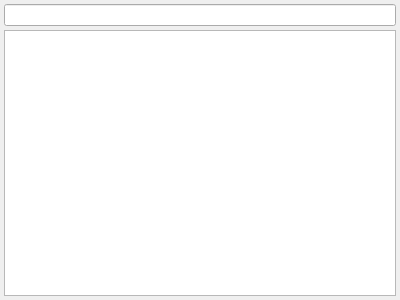
The window that dialog.ui (hluk/sprinter) describes before a commit, drawn with Qt 5.
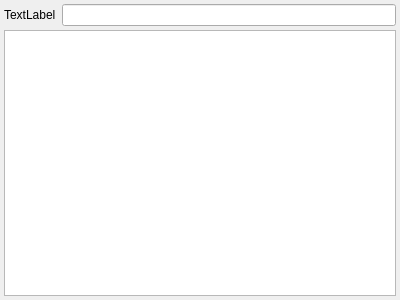
The same window after the commit. Custom widgets are drawn as their Qt base class.

The edit to the form file:
```diff
--- a/dialog.ui
+++ b/dialog.ui
@@ -26,7 +26,18 @@
       <number>4</number>
      </property>
      <item>
-      <widget class="QLineEdit" name="lineEdit"/>
+      <layout class="QHBoxLayout" name="horizontalLayout">
+       <item>
+        <widget class="QLabel" name="label">
+         <property name="text">
+          <string>TextLabel</string>
+         </property>
+        </widget>
+       </item>
+       <item>
+        <widget class="QLineEdit" name="lineEdit"/>
+       </item>
+      </layout>
      </item>
      <item>
       <widget class="ListWidget" name="listWidget"/>
```
Left out of the diff: 16 changed lines with no effect on the pictures.
